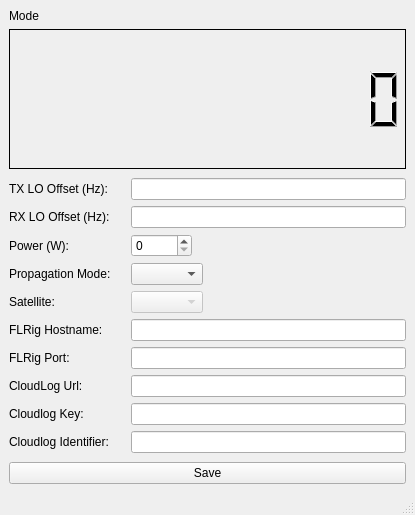
This is cloudlogcatqt.ui in myzinsky/CloudLogCatQt as Qt 5 draws it before an edit. The edited form follows.
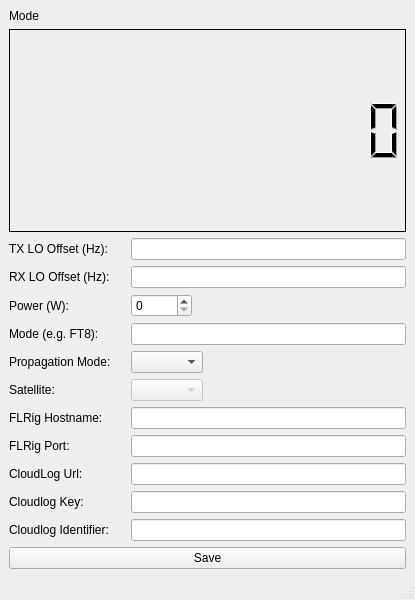
This is the edited form.

Commit message: add mode override to use for digi modes like FT8 (flrig will report USB but FT8 should be used)

```diff
--- a/cloudlogcatqt.ui
+++ b/cloudlogcatqt.ui
@@ -7,7 +7,7 @@
     <x>0</x>
     <y>0</y>
     <width>415</width>
-    <height>515</height>
+    <height>600</height>
    </rect>
   </property>
   <property name="windowTitle">
@@ -21,13 +21,32 @@
     </size>
    </property>
    <layout class="QGridLayout" name="gridLayout">
-    <item row="4" column="0">
+    <item row="5" column="0">
      <widget class="QPushButton" name="save">
       <property name="text">
        <string>Save</string>
       </property>
      </widget>
     </item>
+    <item row="0" column="0">
+     <widget class="QLabel" name="mode">
+      <property name="sizePolicy">
+       <sizepolicy hsizetype="Minimum" vsizetype="Fixed">
+        <horstretch>0</horstretch>
+        <verstretch>0</verstretch>
+       </sizepolicy>
+      </property>
+      <property name="maximumSize">
+       <size>
+        <width>50</width>
+        <height>16777215</height>
+       </size>
+      </property>
+      <property name="text">
+       <string>Mode</string>
+      </property>
+     </widget>
+    </item>
     <item row="1" column="0">
      <widget class="QLCDNumber" name="lcdNumber">
       <property name="frameShape">
@@ -50,26 +69,7 @@
       </property>
      </widget>
     </item>
-    <item row="0" column="0">
-     <widget class="QLabel" name="mode">
-      <property name="sizePolicy">
-       <sizepolicy hsizetype="Minimum" vsizetype="Fixed">
-        <horstretch>0</horstretch>
-        <verstretch>0</verstretch>
-       </sizepolicy>
-      </property>
-      <property name="maximumSize">
-       <size>
-        <width>50</width>
-        <height>16777215</height>
-       </size>
-      </property>
-      <property name="text">
-       <string>Mode</string>
-      </property>
-     </widget>
-    </item>
-    <item row="2" column="0" rowspan="2">
+    <item row="2" column="0">
      <layout class="QFormLayout" name="Config">
       <property name="sizeConstraint">
        <enum>QLayout::SetDefaultConstraint</enum>
@@ -126,31 +126,31 @@
         </property>
        </widget>
       </item>
-      <item row="3" column="0">
+      <item row="4" column="0">
        <widget class="QLabel" name="label_8">
         <property name="text">
          <string>Propagation Mode:</string>
         </property>
        </widget>
       </item>
-      <item row="3" column="1">
+      <item row="4" column="1">
        <widget class="QComboBox" name="propMode"/>
       </item>
-      <item row="4" column="0">
+      <item row="5" column="0">
        <widget class="QLabel" name="label_9">
         <property name="text">
          <string>Satellite:</string>
         </property>
        </widget>
       </item>
-      <item row="4" column="1">
+      <item row="5" column="1">
        <widget class="QComboBox" name="satellite">
         <property name="enabled">
          <bool>false</bool>
         </property>
        </widget>
       </item>
-      <item row="5" column="0">
+      <item row="6" column="0">
        <widget class="QLabel" name="label_1">
         <property name="maximumSize">
          <size>
@@ -163,7 +163,7 @@
         </property>
        </widget>
       </item>
-      <item row="5" column="1">
+      <item row="6" column="1">
        <widget class="QLineEdit" name="FLRigHostname">
         <property name="sizePolicy">
          <sizepolicy hsizetype="MinimumExpanding" vsizetype="Fixed">
@@ -176,7 +176,7 @@
         </property>
        </widget>
       </item>
-      <item row="6" column="0">
+      <item row="7" column="0">
        <widget class="QLabel" name="label_2">
         <property name="maximumSize">
          <size>
@@ -189,14 +189,14 @@
         </property>
        </widget>
       </item>
-      <item row="6" column="1">
+      <item row="7" column="1">
        <widget class="QLineEdit" name="FLRigPort">
         <property name="text">
          <string/>
         </property>
        </widget>
       </item>
-      <item row="7" column="0">
+      <item row="8" column="0">
        <widget class="QLabel" name="label_3">
         <property name="maximumSize">
          <size>
@@ -209,14 +209,14 @@
         </property>
        </widget>
       </item>
-      <item row="7" column="1">
+      <item row="8" column="1">
        <widget class="QLineEdit" name="cloudLogUrl">
         <property name="text">
          <string/>
         </property>
        </widget>
       </item>
-      <item row="8" column="0">
+      <item row="9" column="0">
        <widget class="QLabel" name="label_4">
         <property name="maximumSize">
          <size>
@@ -235,23 +235,33 @@
         </property>
        </widget>
       </item>
-      <item row="8" column="1">
-       <widget class="QLineEdit" name="cloudLogKey">
-        <property name="text">
-         <string/>
-        </property>
-       </widget>
-      </item>
       <item row="9" column="1">
-       <widget class="QLineEdit" name="cloudLogIdentifier"/>
+       <widget class="QLineEdit" name="cloudLogKey">
+        <property name="text">
+         <string/>
+        </property>
+       </widget>
       </item>
-      <item row="9" column="0">
+      <item row="10" column="0">
        <widget class="QLabel" name="label_10">
         <property name="text">
          <string>Cloudlog Identifier:</string>
         </property>
        </widget>
       </item>
+      <item row="10" column="1">
+       <widget class="QLineEdit" name="cloudLogIdentifier"/>
+      </item>
+      <item row="3" column="1">
+       <widget class="QLineEdit" name="ModeOverride"/>
+      </item>
+      <item row="3" column="0">
+       <widget class="QLabel" name="label">
+        <property name="text">
+         <string>Mode (e.g. FT8):</string>
+        </property>
+       </widget>
+      </item>
      </layout>
     </item>
    </layout>
```
The commit also changes 2 other files.
